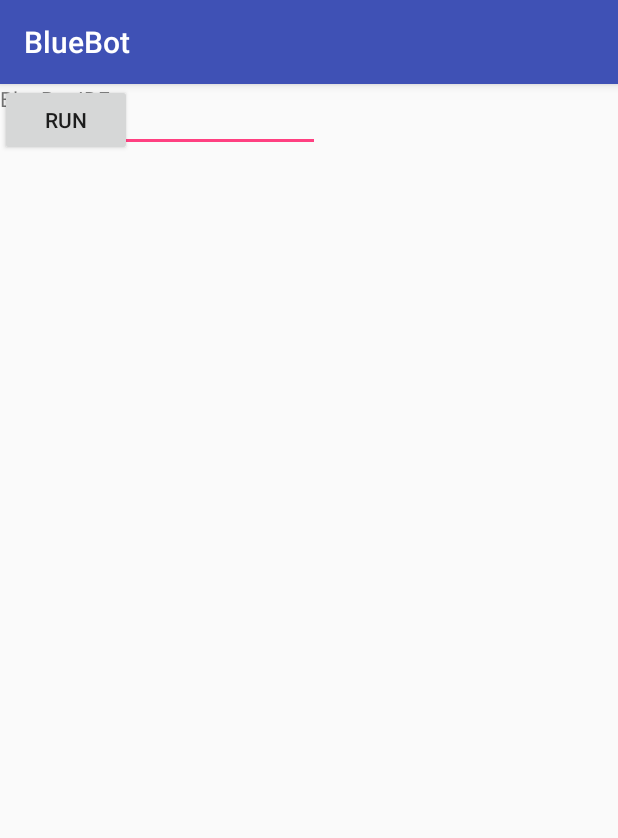
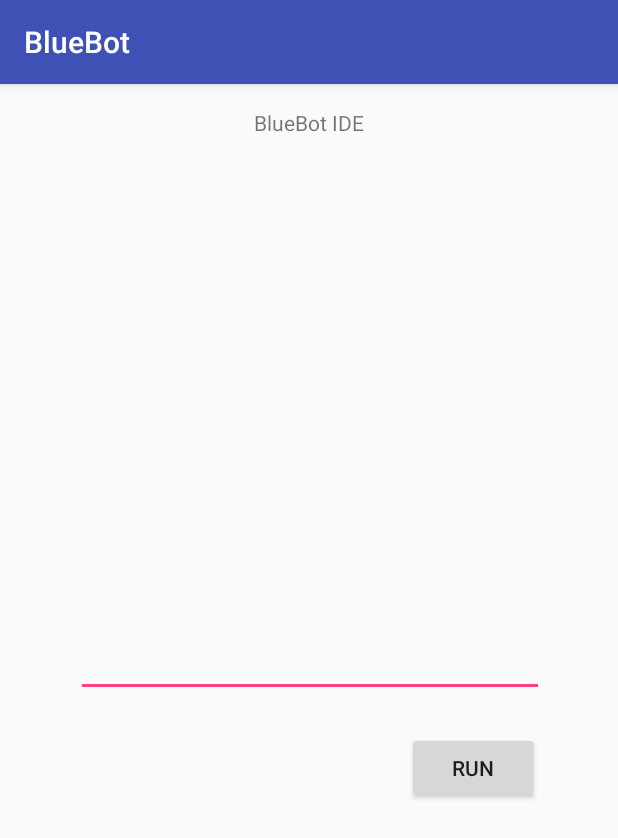
Before and after one commit to georgeerol/BlueBot, an Android app: the BlueBotIDEActivity screen opened directly, with no data from a screen before it, on a phone screen of 412 x 824 dp. Shown: the top 838 px of the screen. Run offline under Robolectric (Android 15) with nearby library versions, the phone set to English and light mode, and no system bars.

Commit message:
Adds minor UI adjustments. (Still looks ugly.)

```diff
--- a/app/src/main/res/layout/activity_blue_bot_ide.xml
+++ b/app/src/main/res/layout/activity_blue_bot_ide.xml
@@ -11,18 +11,30 @@
         android:layout_width="wrap_content"
         android:layout_height="wrap_content"
         android:text="BlueBot IDE"
-        tools:layout_editor_absoluteX="161dp"
-        tools:layout_editor_absoluteY="16dp" />
+        tools:layout_constraintTop_creator="1"
+        tools:layout_constraintRight_creator="1"
+        app:layout_constraintRight_toRightOf="parent"
+        android:layout_marginTop="16dp"
+        tools:layout_constraintLeft_creator="1"
+        app:layout_constraintLeft_toLeftOf="parent"
+        app:layout_constraintTop_toTopOf="parent" />
 
     <EditText
         android:id="@+id/codeEntry"
-        android:layout_width="wrap_content"
-        android:layout_height="wrap_content"
+        android:layout_width="312dp"
+        android:layout_height="351dp"
         android:contentDescription="Code Entry"
         android:ems="10"
         android:inputType="textMultiLine"
-        tools:layout_editor_absoluteX="83dp"
-        tools:layout_editor_absoluteY="55dp" />
+        tools:layout_constraintTop_creator="1"
+        tools:layout_constraintRight_creator="1"
+        app:layout_constraintRight_toRightOf="parent"
+        android:layout_marginTop="22dp"
+        app:layout_constraintTop_toBottomOf="@+id/textView"
+        tools:layout_constraintLeft_creator="1"
+        app:layout_constraintLeft_toLeftOf="parent"
+        tools:layout_editor_absoluteX="-10dp"
+        app:layout_constraintHorizontal_bias="0.506" />
 
     <Button
         android:id="@+id/runButton"
@@ -30,8 +42,13 @@
         android:layout_height="wrap_content"
         android:contentDescription="Run"
         android:text="Run"
-        tools:layout_editor_absoluteX="207dp"
-        tools:layout_editor_absoluteY="121dp" />
+        tools:layout_constraintTop_creator="1"
+        tools:layout_constraintRight_creator="1"
+        android:layout_marginEnd="3dp"
+        app:layout_constraintRight_toRightOf="@+id/codeEntry"
+        android:layout_marginTop="23dp"
+        app:layout_constraintTop_toBottomOf="@+id/codeEntry"
+        android:layout_marginRight="3dp" />
 
     <TextView
         android:id="@+id/errorMessage"
@@ -39,6 +56,11 @@
         android:layout_height="wrap_content"
         android:contentDescription="Error message"
         android:text="Error!"
-        tools:layout_editor_absoluteX="83dp"
-        tools:layout_editor_absoluteY="182dp" />
+        tools:layout_constraintTop_creator="1"
+        android:layout_marginStart="83dp"
+        android:layout_marginTop="432dp"
+        tools:layout_constraintLeft_creator="1"
+        app:layout_constraintLeft_toLeftOf="parent"
+        app:layout_constraintTop_toTopOf="parent"
+        android:layout_marginLeft="175dp" />
 </android.support.constraint.ConstraintLayout>
```
